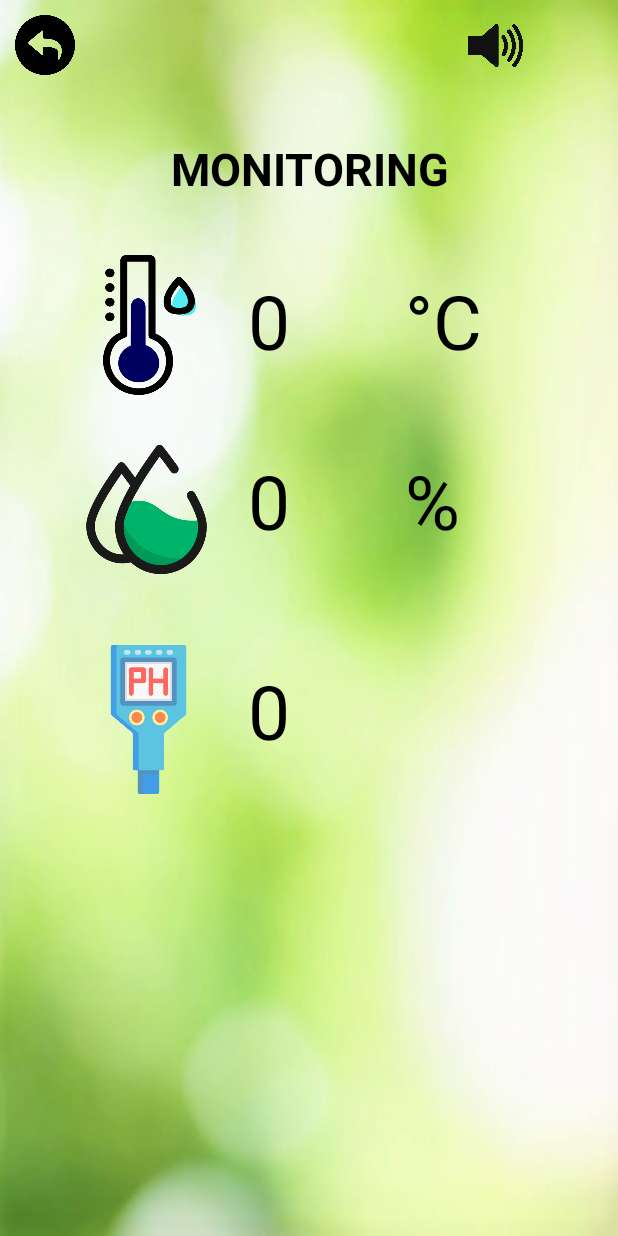
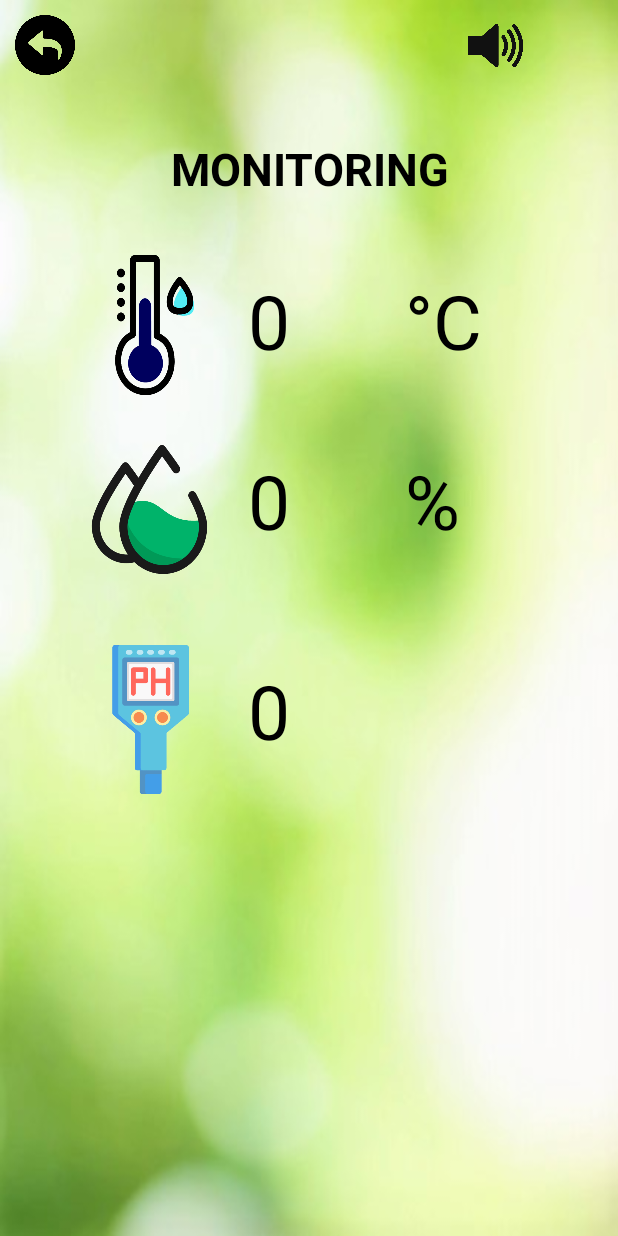
Before and after one commit to rafidiansalmana/SmartChipantor, an Android app: the MonitoringActivity screen opened directly, with no data from a screen before it, on a phone screen of 412 x 824 dp. Run offline under Robolectric (Android 15) with nearby library versions, the phone set to English and light mode, and no system bars; our stand-ins replace Firebase (no records; nobody signed in at launch, a user with empty details on screens opened directly); 10 statements that could not run were skipped.

```diff
--- a/app/src/main/AndroidManifest.xml
+++ b/app/src/main/AndroidManifest.xml
@@ -9,10 +9,11 @@
         android:roundIcon="@mipmap/ic_launcher_round"
         android:supportsRtl="true"
         android:theme="@style/AppTheme">
-        <activity android:name=".ControllingActivity" android:theme="@style/Theme.AppCompat.NoActionBar"/>
+        <activity android:name=".ControllingActivity" android:theme="@style/Theme.AppCompat.Light.NoActionBar"> </activity>
+        <!--<activity android:name=".ControllingActivity" />-->
+        <activity android:name=".HomeActivity" android:theme="@style/Theme.AppCompat.NoActionBar"/>
         <activity android:name=".MonitoringActivity" android:theme="@style/Theme.AppCompat.NoActionBar"/>
         <activity android:name=".MenuActivity" android:theme="@style/Theme.AppCompat.NoActionBar"/>
-        <activity android:name=".HomeActivity" />
         <activity android:name=".MainActivity" android:theme="@style/Theme.AppCompat.NoActionBar">
             <intent-filter>
                 <action android:name="android.intent.action.MAIN" />
--- a/app/src/main/java/com/example/smartchipantor2/ControllingActivity.java
+++ b/app/src/main/java/com/example/smartchipantor2/ControllingActivity.java
@@ -188,6 +188,7 @@ public class ControllingActivity extends AppCompatActivity {
     public void keMenu(View view) {
         Intent intent = new Intent(this, MenuActivity.class);
         startActivity(intent);
+        finish();
     }
 
 
--- a/app/src/main/java/com/example/smartchipantor2/MenuActivity.java
+++ b/app/src/main/java/com/example/smartchipantor2/MenuActivity.java
@@ -16,10 +16,12 @@ public class MenuActivity extends AppCompatActivity {
     public void keMonitoring(View view) {
         Intent intent = new Intent(this, MonitoringActivity.class);
         startActivity(intent);
+        finish();
     }
 
     public void keControlling(View view){
         Intent intent = new Intent(this, ControllingActivity.class);
         startActivity(intent);
+        finish();
     }
 }
--- a/app/src/main/res/layout/activity_monitoring.xml
+++ b/app/src/main/res/layout/activity_monitoring.xml
@@ -45,30 +45,32 @@
 
     <ImageView
         android:id="@+id/imgSuhu"
-        android:layout_width="99dp"
+        android:layout_width="110dp"
         android:layout_height="93dp"
-        android:layout_marginLeft="50dp"
+        android:layout_marginLeft="35dp"
         android:layout_marginTop="170dp"
         android:scaleType="fitXY"
         android:src="@drawable/suhu3" />
 
     <ImageView
         android:id="@+id/imgHumid"
-        android:layout_width="95dp"
+        android:layout_width="125dp"
         android:layout_height="99dp"
-        android:layout_marginLeft="50dp"
+        android:layout_marginLeft="20dp"
         android:layout_marginTop="290dp"
         android:scaleType="fitXY"
         android:src="@drawable/humid" />
 
+
     <ImageView
         android:id="@+id/imgPh"
-        android:layout_width="98dp"
+        android:layout_width="130dp"
         android:layout_height="99dp"
-        android:layout_marginLeft="50dp"
+        android:layout_marginLeft="20dp"
         android:layout_marginTop="430dp"
         android:scaleType="fitXY"
         android:src="@drawable/phmeter" />
+
 
     <TextView
         android:id="@+id/txtSuhu"
```
Also changed, not shown: app/src/main/java/com/example/smartchipantor2/MonitoringActivity.java (+7 -4 lines), app/src/main/res/layout/activity_home.xml (+3 -27 lines), app/src/main/res/layout/activity_menu.xml (+5 -17 lines), app/src/main/res/drawable/bghome2.png (deleted), app/src/main/res/drawable/humid.png, app/src/main/res/drawable/phmeter.png, app/src/main/res/drawable/suhu2.png, app/src/main/res/drawable/suhu3.png.
